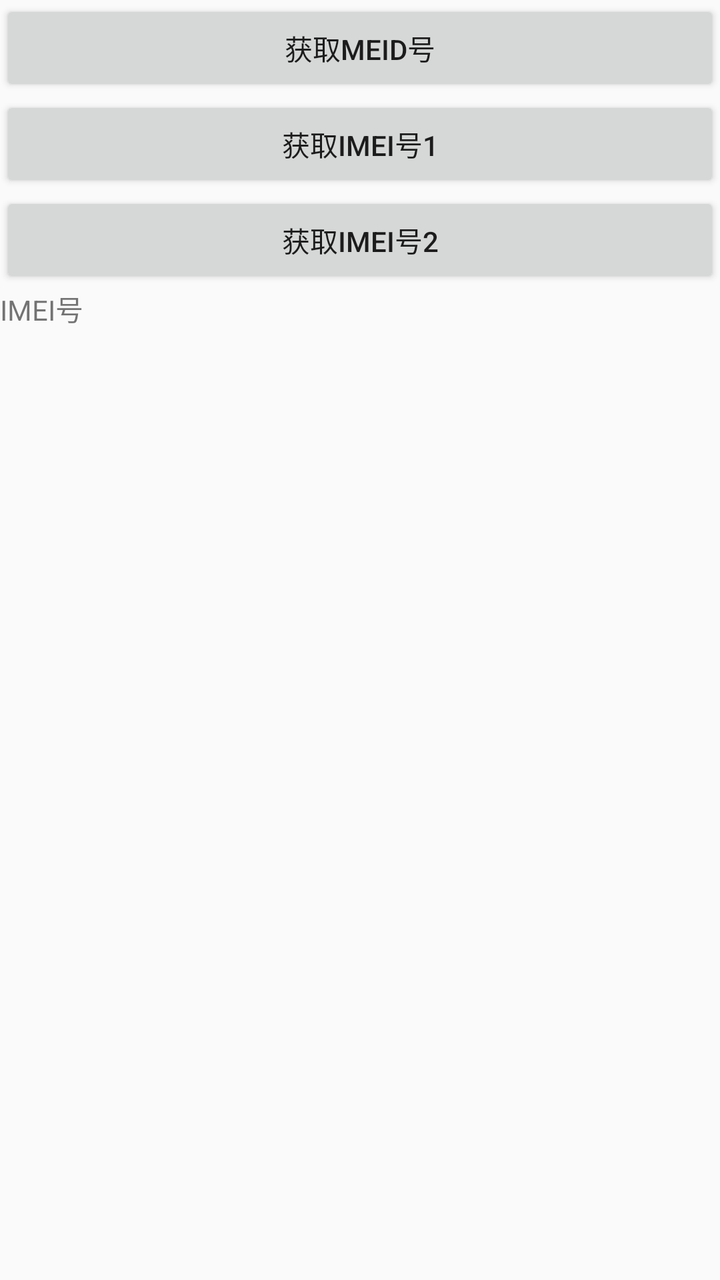
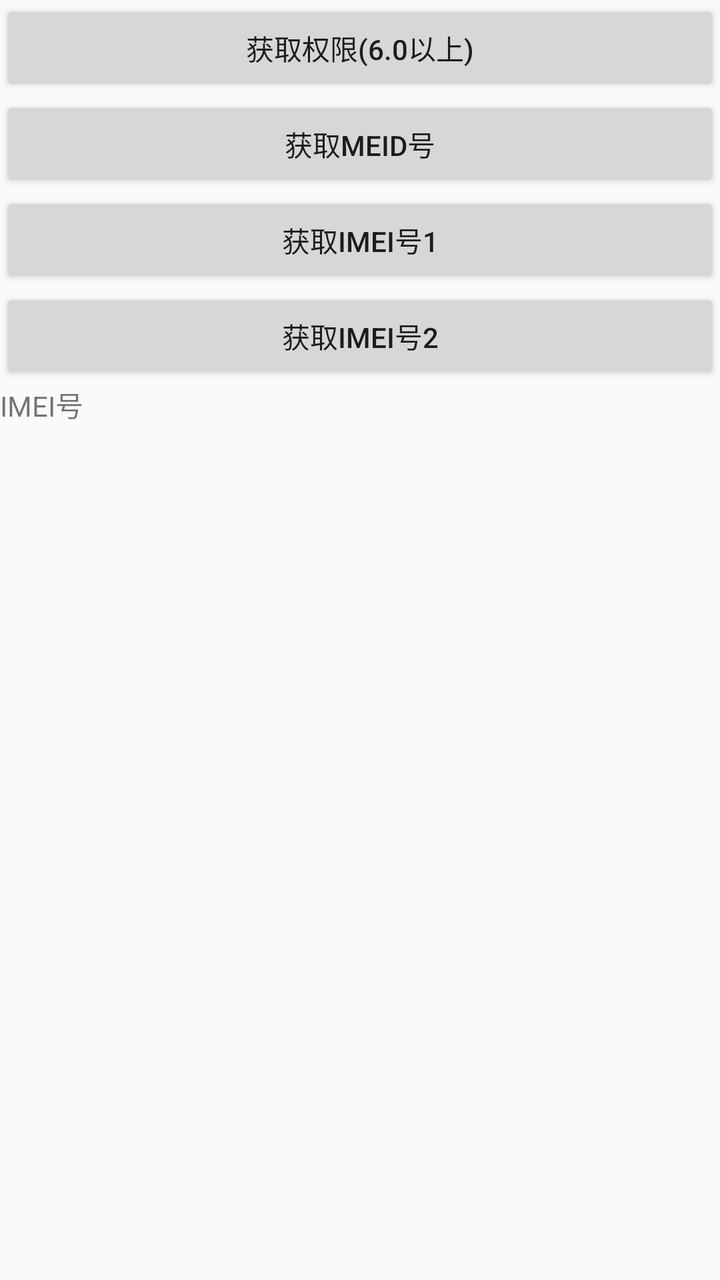

Before-and-after screenshots of an Android layout around one commit, followed by the original layout XML and the change that was made.
<!-- AndroidManifest.xml: application theme AppTheme -->
<!-- res/layout/activity_main.xml -->
<?xml version="1.0" encoding="utf-8"?>
<LinearLayout xmlns:android="http://schemas.android.com/apk/res/android"
    xmlns:app="http://schemas.android.com/apk/res-auto"
    xmlns:tools="http://schemas.android.com/tools"
    android:layout_width="match_parent"
    android:layout_height="match_parent"
    tools:context="soul.listener.com.imeipro.MainActivity"
    android:orientation="vertical">

    <Button
        android:id="@+id/btn_getimei"
        android:text="获取MEID号"
        android:layout_width="match_parent"
        android:layout_height="wrap_content" />

    <Button
        android:id="@+id/btn_getimei1"
        android:text="获取IMEI号1"
        android:layout_width="match_parent"
        android:layout_height="wrap_content" />

    <Button
        android:id="@+id/btn_getimei2"
        android:text="获取IMEI号2"
        android:layout_width="match_parent"
        android:layout_height="wrap_content" />

    <TextView
        android:id="@+id/tv_imei"
        android:layout_width="match_parent"
        android:layout_height="wrap_content"
        android:text="IMEI号"
       />

</LinearLayout>
<!-- resources referenced by this layout -->
<resources>
  <style name="AppTheme" parent="Theme.AppCompat.Light.DarkActionBar">
          
          <item name="colorPrimary">@color/colorPrimary</item>
          <item name="colorPrimaryDark">@color/colorPrimaryDark</item>
          <item name="colorAccent">@color/colorAccent</item>
      </style>
  <color name="colorPrimary">#3F51B5</color>
  <color name="colorPrimaryDark">#303F9F</color>
  <color name="colorAccent">#FF4081</color>
</resources>

<!-- the commit's change to res/layout/activity_main.xml (unified diff, before → after) -->
@@ -7,6 +7,11 @@
     tools:context="soul.listener.com.imeipro.MainActivity"
     android:orientation="vertical">
 
+    <Button
+        android:text="获取权限(6.0以上)"
+        android:id="@+id/btn_getPermission"
+        android:layout_width="match_parent"
+        android:layout_height="wrap_content" />
     <Button
         android:id="@+id/btn_getimei"
         android:text="获取MEID号"
